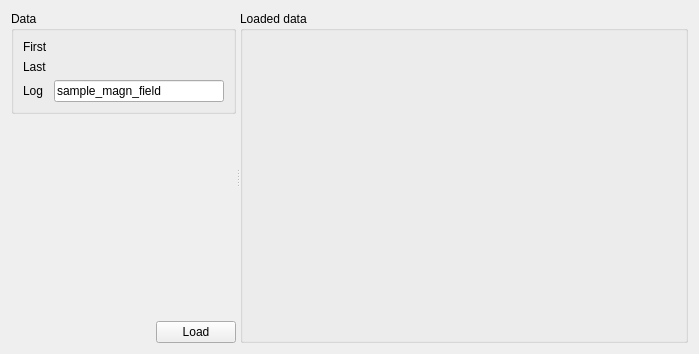
Old version of the form Code/Mantid/MantidQt/CustomInterfaces/inc/MantidQtCustomInterfaces/Muon/ALCDataLoadingView.ui in the repository mantidproject/mantid.
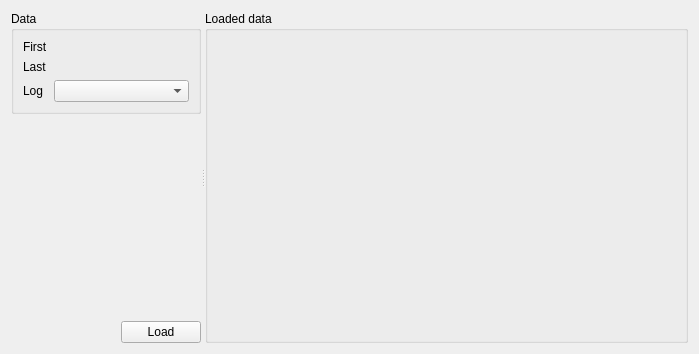
New version of the form. Custom widgets are drawn as their Qt base class.

Commit message: Refs #9213. Add log selection combo-box and auto-populate it

What changed in the file:
```diff
--- a/Code/Mantid/MantidQt/CustomInterfaces/inc/MantidQtCustomInterfaces/Muon/ALCDataLoadingView.ui
+++ b/Code/Mantid/MantidQt/CustomInterfaces/inc/MantidQtCustomInterfaces/Muon/ALCDataLoadingView.ui
@@ -51,13 +51,6 @@
             </property>
            </widget>
           </item>
-          <item row="2" column="1">
-           <widget class="QLineEdit" name="log">
-            <property name="text">
-             <string>sample_magn_field</string>
-            </property>
-           </widget>
-          </item>
           <item row="0" column="1">
            <widget class="MantidQt::MantidWidgets::MWRunFiles" name="firstRun" native="true">
             <property name="label" stdset="0">
@@ -78,6 +71,13 @@
             </property>
            </widget>
           </item>
+          <item row="2" column="1">
+           <widget class="QComboBox" name="log">
+            <property name="editable">
+             <bool>false</bool>
+            </property>
+           </widget>
+          </item>
          </layout>
         </widget>
        </item>
```
The commit also changes 6 other files.
